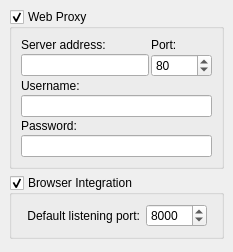
Before: the Qt Designer form ui/options_network.ui in metabrainz/picard, drawn with Qt 5.
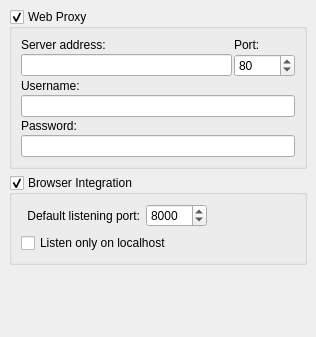
After: the same form once the commit is applied.

Commit message:
Add option to limit browser integration to localhost.
This will make Picard's browser integration to listen on localhost only, as listening on the public interface is a possible security and privacy concern. There is still an option to enable listening on the external interface to allow for special requirements such as using the Picard Barcode Scanner android app.

What changed in the file:
```diff
--- a/ui/options_network.ui
+++ b/ui/options_network.ui
@@ -1,21 +1,30 @@
 <ui version="4.0" >
  <class>NetworkOptionsPage</class>
- <widget class="QWidget" name="NetworkOptionsPage" >
-  <property name="geometry" >
+ <widget class="QWidget" name="NetworkOptionsPage">
+  <property name="geometry">
    <rect>
     <x>0</x>
     <y>0</y>
-    <width>233</width>
-    <height>252</height>
+    <width>316</width>
+    <height>337</height>
    </rect>
   </property>
-  <layout class="QVBoxLayout" >
-   <property name="margin" >
-    <number>9</number>
-   </property>
-   <property name="spacing" >
+  <layout class="QVBoxLayout">
+   <property name="spacing">
     <number>6</number>
    </property>
+   <property name="leftMargin">
+    <number>9</number>
+   </property>
+   <property name="topMargin">
+    <number>9</number>
+   </property>
+   <property name="rightMargin">
+    <number>9</number>
+   </property>
+   <property name="bottomMargin">
+    <number>9</number>
+   </property>
    <item>
     <widget class="QGroupBox" name="web_proxy" >
      <property name="title" >
@@ -28,7 +37,16 @@
       <property name="margin" >
        <number>9</number>
       </property>
-      <property name="spacing" >
+      <property name="topMargin">
+       <number>9</number>
+      </property>
+      <property name="rightMargin">
+       <number>9</number>
+      </property>
+      <property name="bottomMargin">
+       <number>9</number>
+      </property>
+      <property name="spacing">
        <number>2</number>
       </property>
       <item row="5" column="0" colspan="2" >
@@ -71,15 +89,15 @@
         </property>
        </widget>
       </item>
-      <item row="1" column="1" >
-       <widget class="QSpinBox" name="server_port" >
-        <property name="maximum" >
-         <number>65535</number>
-        </property>
-        <property name="minimum" >
+      <item row="1" column="1">
+       <widget class="QSpinBox" name="server_port">
+        <property name="minimum">
          <number>1</number>
         </property>
-        <property name="value" >
+        <property name="maximum">
+         <number>65535</number>
+        </property>
+        <property name="value">
          <number>80</number>
         </property>
        </widget>
@@ -162,6 +180,16 @@
         </layout>
        </widget>
       </item>
+      <item>
+       <widget class="QCheckBox" name="browser_integration_localhost_only">
+        <property name="text">
+         <string>Listen only on localhost</string>
+        </property>
+        <property name="checked">
+         <bool>false</bool>
+        </property>
+       </widget>
+      </item>
      </layout>
     </widget>
    </item>
```
Left out of the diff: 63 changed lines with no effect on the pictures. The commit also changes 3 other files.
